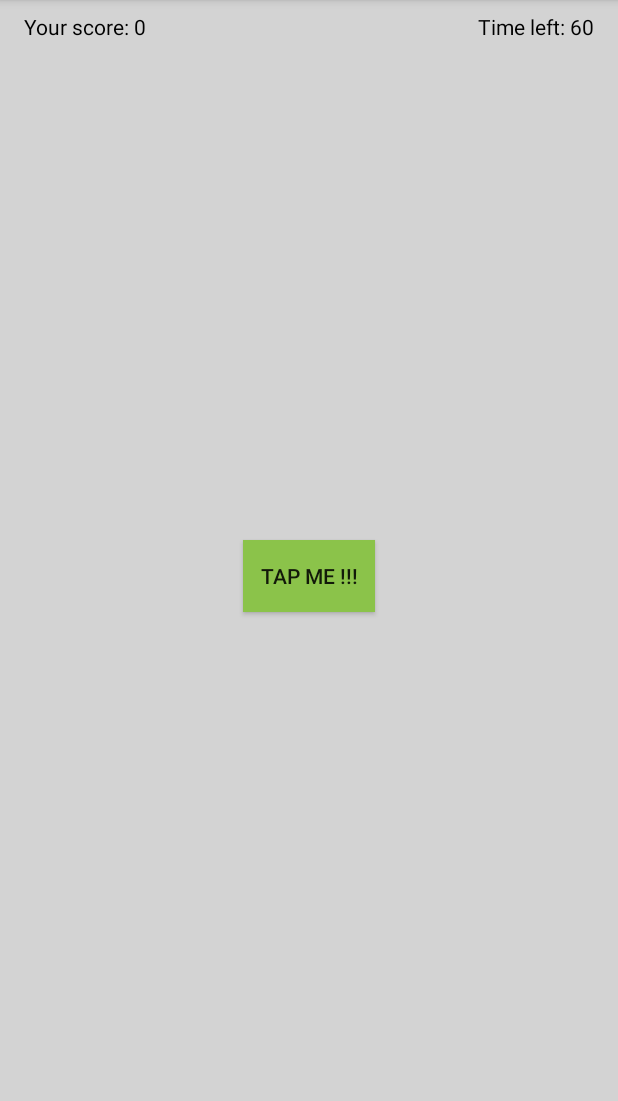
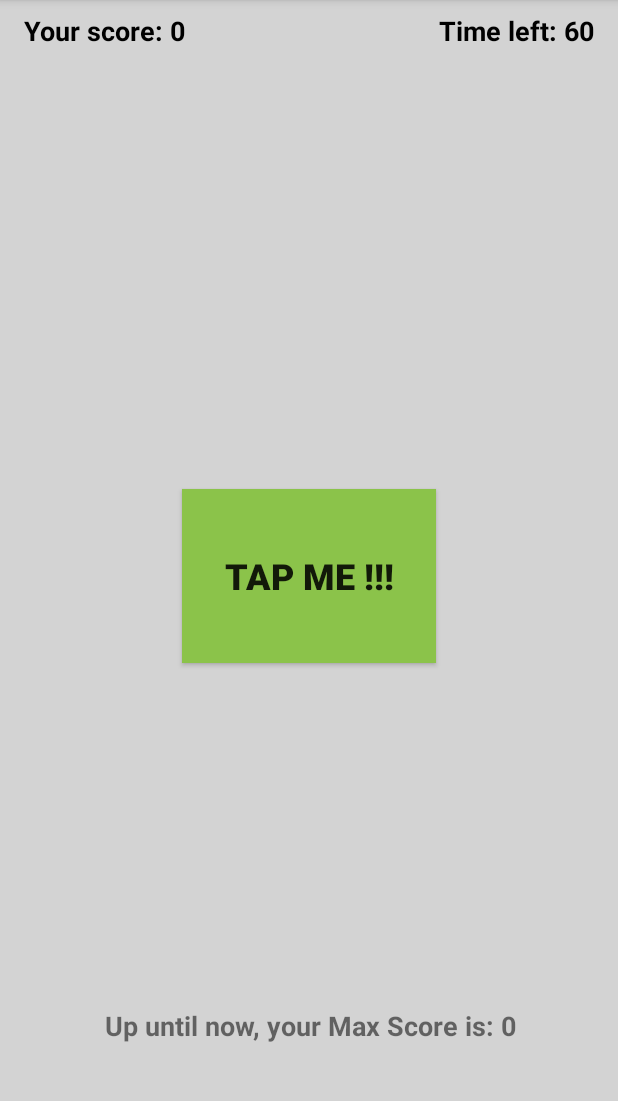
Before and after one commit to vinchris/time_fighter, an Android app: the screen it shows after launch (MainActivity), on a phone screen of 412 x 824 dp, the part 84-1185 px from its top. Run offline under Robolectric (Android 15) with nearby library versions, the phone set to English and light mode, and no system bars.

Commit message:
final touches, added own proprietary MAX score feature + some updates to the look and feel of the app

```diff
--- a/app/build.gradle
+++ b/app/build.gradle
@@ -10,8 +10,8 @@ android {
         applicationId "com.vintilescu.timefighter"
         minSdkVersion 15
         targetSdkVersion 28
-        versionCode 1
-        versionName "1.0"
+        versionCode 3
+        versionName "1.2"
         testInstrumentationRunner "android.support.test.runner.AndroidJUnitRunner"
     }
     buildTypes {
--- a/app/src/main/java/com/vintilescu/timefighter/MainActivity.kt
+++ b/app/src/main/java/com/vintilescu/timefighter/MainActivity.kt
@@ -1,7 +1,6 @@
 package com.vintilescu.timefighter
 
-//import android.content.IntentSender
-import android.annotation.SuppressLint
+import android.content.Context
 import android.support.v7.app.AppCompatActivity
 import android.os.Bundle
 import android.os.CountDownTimer
@@ -21,8 +20,13 @@ class MainActivity : AppCompatActivity() {
     internal lateinit var tapMeButton: Button // button "Tap Me" property
     internal lateinit var gameScoreTextView: TextView // TextView "Game score" property
     internal lateinit var timeLeftTextView: TextView // TextView "Time left" property
+    internal lateinit var maxScoreTextView: TextView // TextView "Max Score" property
 
     internal var score = 0
+    private var myPreferences = "myPrefs"
+    private var EMPTY = "";
+    private var MAX_SCORE = "MAX_SCORE"
+    private val maxScoreText = "Up until now, your Max Score is: "
 
     internal var gameStarted = false
     internal lateinit var countDownTimer: CountDownTimer
@@ -39,11 +43,23 @@ class MainActivity : AppCompatActivity() {
     override fun onCreate(savedInstanceState: Bundle?) {
         super.onCreate(savedInstanceState)
         setContentView(R.layout.activity_main)
+
         Log.d(TAG, "onCreate called. Score is: $score .")
 
         tapMeButton = findViewById<Button>(R.id.tap_me_button)
-        gameScoreTextView = findViewById<TextView>(R.id.game_score_text_view)
-        timeLeftTextView = findViewById<TextView>(R.id.time_left_text_view)
+        gameScoreTextView = findViewById(R.id.game_score_text_view)
+        timeLeftTextView = findViewById(R.id.time_left_text_view)
+        maxScoreTextView = findViewById(R.id.max_score_text_view)
+
+        val sharedPreferences = getSharedPreferences(myPreferences, Context.MODE_PRIVATE)
+        val previousMaxScore = sharedPreferences.getString(MAX_SCORE, EMPTY)
+
+        Log.d(TAG, "previousMaxScore is: $previousMaxScore .")
+        if (previousMaxScore == EMPTY) {
+            maxScoreTextView.text = maxScoreText + "0"
+        } else {
+            maxScoreTextView.text = maxScoreText + sharedPreferences.getString(MAX_SCORE, EMPTY)
+        }
 
         // first implementation of reset game score: gameScoreTextView.text = getString(R.string.your_score, score.toString())
         // second implementation via method: resetGame()
@@ -93,7 +109,20 @@ class MainActivity : AppCompatActivity() {
     }
 
     private fun endGame() {
+        val sharedPreferences = getSharedPreferences(myPreferences, Context.MODE_PRIVATE)
+        val previousMaxScore = sharedPreferences.getString(MAX_SCORE, EMPTY)
+
+        Log.d(TAG, "previousMaxScore is: $previousMaxScore .")
+        if (previousMaxScore == EMPTY || previousMaxScore.toInt() < score) {
+            Log.d(TAG, "score ( $score ) is greater than previousMaxScore ( $previousMaxScore ).")
+            val editor = sharedPreferences.edit()
+            editor.putString(MAX_SCORE, score.toString())
+            editor.apply()
+            maxScoreTextView.text = maxScoreText + score.toString()
+        }
+
         Toast.makeText(this, getString(R.string.game_over_message, score.toString()), Toast.LENGTH_SHORT).show()
+
         resetGame()
     }
 
@@ -132,6 +161,7 @@ class MainActivity : AppCompatActivity() {
     }
 
     private fun resetGame() {
+
         score = 0
         gameScoreTextView.text = getString(R.string.your_score, score.toString())
         val initialTimeLeft = initialCountDown / 1000
@@ -170,7 +200,7 @@ class MainActivity : AppCompatActivity() {
      * we execute a method to show app information
      */
     override fun onOptionsItemSelected(item: MenuItem?): Boolean {
-        if(item!!.itemId == R.id.action_about){
+        if (item!!.itemId == R.id.action_about) {
             showInfo()
         }
         return true
@@ -179,7 +209,7 @@ class MainActivity : AppCompatActivity() {
     /**
      * method which creates an Alert Dialog on menu item tap
      */
-    private fun showInfo(){
+    private fun showInfo() {
         Log.d(TAG, "Info Icon clicked.")
         // the info title contains the app version number, the user can see immediately which version he/she is using
         val dialogTitle = getString(R.string.about_title, BuildConfig.VERSION_NAME)
--- a/app/src/main/res/layout/activity_main.xml
+++ b/app/src/main/res/layout/activity_main.xml
@@ -15,7 +15,8 @@
             android:id="@+id/game_score_text_view"
             app:layout_constraintTop_toTopOf="parent"
             app:layout_constraintStart_toStartOf="parent" android:layout_marginLeft="16dp"
-            android:layout_marginStart="16dp" android:layout_marginTop="8dp"/>
+            android:layout_marginStart="16dp" android:layout_marginTop="8dp" android:textSize="18sp"
+            android:textStyle="bold"/>
     <TextView
             android:text="@string/time_left"
             android:textColor="@color/colorText"
@@ -25,15 +26,26 @@
             android:layout_marginTop="8dp"
             app:layout_constraintTop_toTopOf="parent"
             app:layout_constraintEnd_toEndOf="parent" android:layout_marginEnd="16dp"
-            android:layout_marginRight="16dp"/>
+            android:layout_marginRight="16dp" android:textStyle="bold" android:textSize="18sp"/>
     <Button
             android:text="@string/tap_me"
             android:background="@color/colorButtonBackground"
-            android:layout_width="wrap_content"
-            android:layout_height="wrap_content"
+            android:layout_width="169dp"
+            android:layout_height="116dp"
             android:id="@+id/tap_me_button" app:layout_constraintStart_toStartOf="parent"
             android:layout_marginLeft="8dp"
             android:layout_marginStart="8dp" app:layout_constraintEnd_toEndOf="parent" android:layout_marginEnd="8dp"
             android:layout_marginRight="8dp" android:layout_marginTop="8dp" app:layout_constraintTop_toTopOf="parent"
-            android:layout_marginBottom="8dp" app:layout_constraintBottom_toBottomOf="parent"/>
+            android:layout_marginBottom="8dp" app:layout_constraintBottom_toBottomOf="parent" android:textStyle="bold"
+            android:textSize="24sp"/>
+    <TextView
+            android:text="@string/max_score"
+            android:layout_width="wrap_content"
+            android:layout_height="wrap_content"
+            android:id="@+id/max_score_text_view" app:layout_constraintStart_toStartOf="parent"
+            android:layout_marginLeft="8dp"
+            android:layout_marginStart="8dp" app:layout_constraintEnd_toEndOf="parent" android:layout_marginEnd="8dp"
+            android:layout_marginRight="8dp" app:layout_constraintBottom_toBottomOf="parent"
+            android:layout_marginBottom="72dp" app:layout_constraintHorizontal_bias="0.506" android:textSize="18sp"
+            android:textStyle="bold"/>
 </android.support.constraint.ConstraintLayout>
--- a/app/src/main/res/values/strings.xml
+++ b/app/src/main/res/values/strings.xml
@@ -6,5 +6,8 @@
     <string name="game_over_message">Time is up! your score is: %s</string>
     <string name="about_menu">About</string>
     <string name="about_title">About the App %s</string>
-    <string name="about_message">Hello, my name is Cristian VIntilescu and I have created this app for educational purposes, have fun. :)</string>
+    <string name="about_message">Hello, my name is Cristian VIntilescu and I hav created this app for educational
+        purposes, have fun. :)
+    </string>
+    <string name="max_score"></string>
 </resources>
```
Also changed, not shown: 1 other file.
